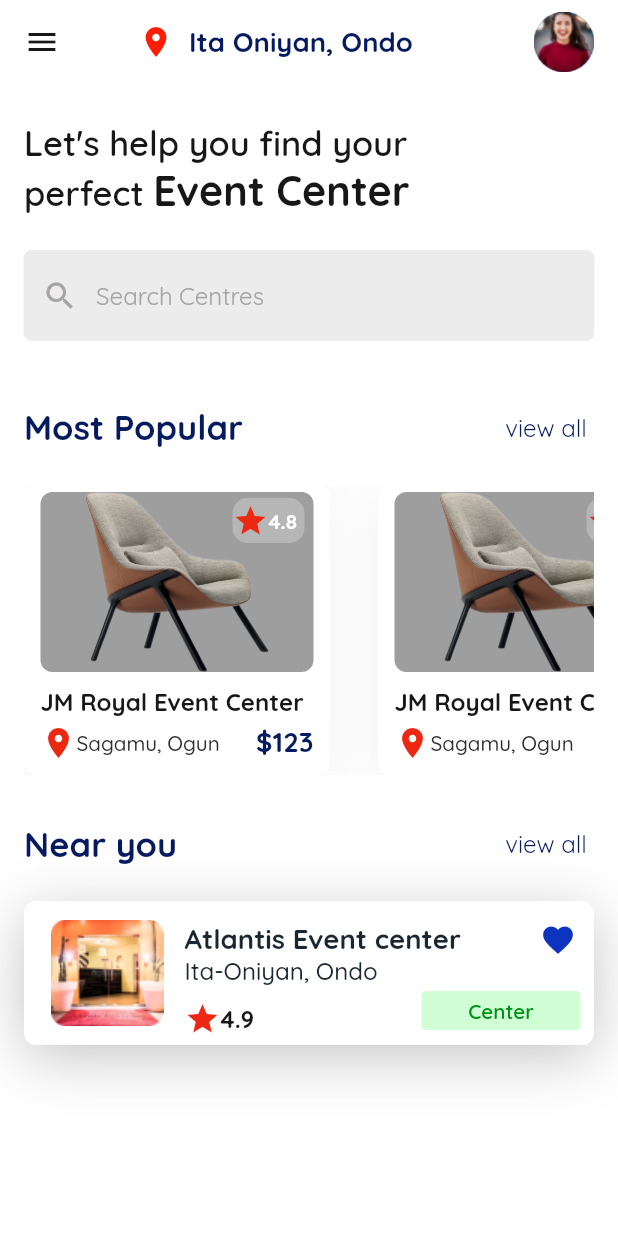
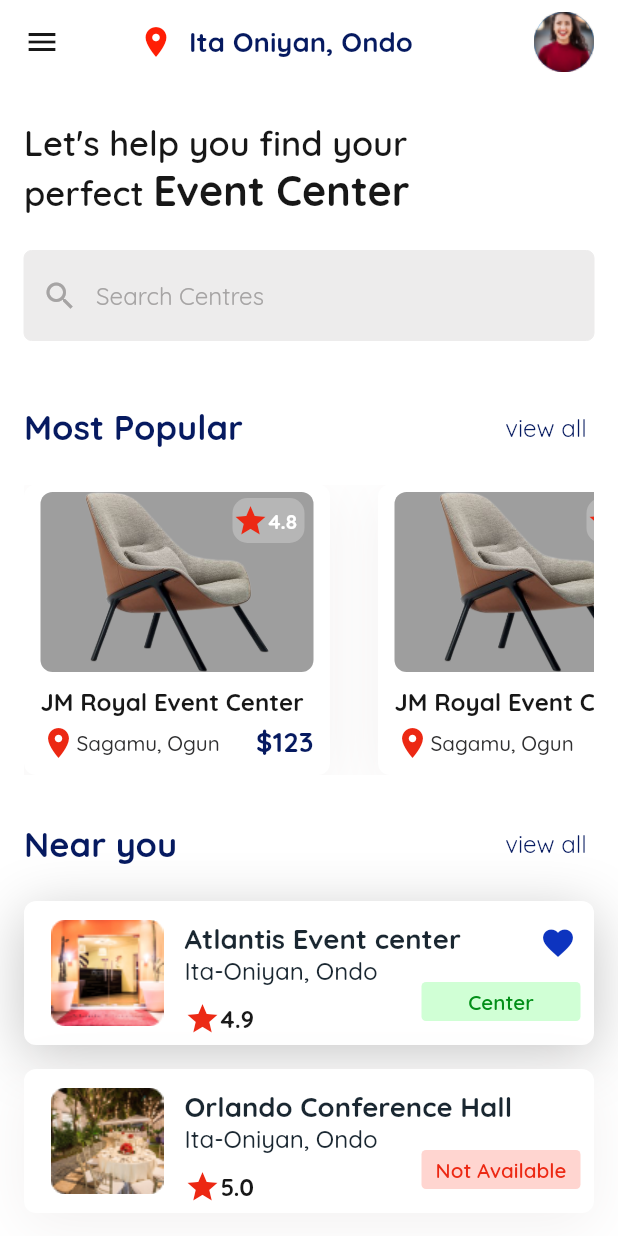
Before and after one commit to sobuur0/kumvent, a Flutter app: the HomePage screen opened directly, on a phone screen of 412 x 824 dp. Run offline on Flutter 3.47's test engine with Material 2 defaults, Android fonts, the phone set to English and light mode, and no system bars; our stand-ins replace flutter_screenutil, google_fonts.

Commit message:
complete homepage ui

```diff
--- a/lib/constants/colours.dart
+++ b/lib/constants/colours.dart
@@ -15,3 +15,5 @@ const kLeadingIconColor = Color(0xFF171717);
 const kEventCenterLocationColor = Color(0xFF2F2F30);
 const kCenterAvailableTextColor = Color(0xFF028F18);
 const kCenterAvailableIndicatorColor = Color(0xFFD0FFD5);
+const kCenterNotAvailableTextColor = Color(0xFFEC2813);
+const kCenterNotAvailableIndicatorColor = Color(0xFFFFD5D0);
--- a/lib/presentation/pages/homepage.dart
+++ b/lib/presentation/pages/homepage.dart
@@ -1,6 +1,7 @@
 import 'package:flutter/material.dart';
 import 'package:kumvent/constants/app_styles.dart';
 import 'package:kumvent/constants/colours.dart';
+import 'package:kumvent/presentation/widgets/near_you_widget.dart';
 
 class HomePage extends StatefulWidget {
   const HomePage({Key? key}) : super(key: key);
@@ -131,116 +132,21 @@ class _HomePageState extends State<HomePage> {
               rightText: 'view all',
             ),
             const Padding(padding: EdgeInsets.only(bottom: 14.0)),
-            Container(
-              height: 96.0,
-              decoration: BoxDecoration(
-                color: Colors.white,
-                borderRadius: BorderRadius.circular(8.0),
-                boxShadow: [
-                  BoxShadow(
-                    color:
-                        const Color.fromRGBO(23, 23, 23, 1).withOpacity(0.25),
-                    blurRadius: 32.0,
-                    offset: const Offset(0.0, 8.0),
-                  )
-                ],
-              ),
-              child: Stack(
-                children: [
-                  Row(
-                    children: [
-                      Padding(
-                        padding:
-                            const EdgeInsets.fromLTRB(18.0, 12.0, 14.0, 12.0),
-                        child: Image.asset('images/atlantis_center.png'),
-                      ),
-                      Column(
-                        crossAxisAlignment: CrossAxisAlignment.start,
-                        children: [
-                          const Padding(padding: EdgeInsets.only(top: 14.0)),
-                          Row(
-                            children: [
-                              Text(
-                                'Atlantis Event center',
-                                style: TextStyles.bold(
-                                  color: kNeutralColor,
-                                  fontSize: 16.0,
-                                ),
-                              ),
-                            ],
-                          ),
-                          Text(
-                            'Ita-Oniyan, Ondo',
-                            style: TextStyles.medium(
-                              color: kNeutralColor,
-                              fontSize: 14.0,
-                            ),
-                          ),
-                          const Padding(padding: EdgeInsets.only(bottom: 10.0)),
-                          Row(
-                            children: [
-                              const Icon(
-                                Icons.star,
-                                color: kSecondaryColor,
-                              ),
-                              Text(
-                                '4.9',
-                                style: TextStyles.bold(
-                                  color: kTextPrimaryColor,
-                                  fontSize: 14.0,
-                                ),
-                              ),
-                            ],
-                          ),
-                        ],
-                      ),
-                    ],
-                  ),
-                  Column(
-                    mainAxisAlignment: MainAxisAlignment.end,
-                    children: [
-                      const Align(
-                        alignment: Alignment.topRight,
-                        child: Padding(
-                          padding: EdgeInsets.symmetric(
-                            horizontal: 12.0,
-                            vertical: 14.0,
-                          ),
-                          child: Icon(
-                            Icons.favorite,
-                            color: Color(0xFF0D34BF),
-                          ),
-                        ),
-                      ),
-                      const Spacer(),
-                      Align(
-                        alignment: Alignment.bottomRight,
-                        child: Container(
-                          height: 26.0,
-                          width: 106.0,
-                          padding: const EdgeInsets.only(top: 5.0),
-                          margin: const EdgeInsets.only(
-                            right: 9.0,
-                            bottom: 10.0,
-                          ),
-                          decoration: BoxDecoration(
-                            color: kCenterAvailableIndicatorColor,
-                            borderRadius: BorderRadius.circular(3.0),
-                          ),
-                          child: Text(
-                            'Center Available',
-                            textAlign: TextAlign.center,
-                            style: TextStyles.semiBold(
-                              color: kCenterAvailableTextColor,
-                              fontSize: 12.0,
-                            ),
-                          ),
-                        ),
-                      ),
-                    ],
-                  ),
-                ],
-              ),
+            NearYouWidget(
+              image: 'images/atlantis_center.png',
+              centerName: 'Atlantis Event center',
+              centerLocation: 'Ita-Oniyan, Ondo',
+              centerRating: '4.9',
+              shadowColor: const Color(0xFF171717).withOpacity(0.25),
+              centerStatus: 'Center Available',
+            ),
+            const NearYouWidget(
+              image: 'images/orlando_hall.png',
+              centerName: 'Orlando Conference Hall',
+              centerLocation: 'Ita-Oniyan, Ondo',
+              centerRating: '5.0',
+              shadowColor:  Color(0xFFF3F1F1),
+              centerStatus: 'Not Available',
             ),
             const Padding(padding: EdgeInsets.only(bottom: 16.0)),
           ],
--- /dev/null
+++ b/lib/presentation/widgets/near_you_widget.dart
@@ -0,0 +1,142 @@
+import 'package:flutter/material.dart';
+import 'package:kumvent/constants/app_styles.dart';
+import 'package:kumvent/constants/colours.dart';
+
+class NearYouWidget extends StatelessWidget {
+  final String image;
+  final String centerName;
+  final String centerLocation;
+  final String centerRating;
+  final Color shadowColor;
+  final String centerStatus;
+
+  const NearYouWidget({
+    Key? key,
+    required this.image,
+    required this.centerName,
+    required this.centerLocation,
+    required this.centerRating,
+    required this.shadowColor,
+    required this.centerStatus,
+  }) : super(key: key);
+
+  @override
+  Widget build(BuildContext context) {
+    return Container(
+      height: 96.0,
+      margin: const EdgeInsets.only(bottom: 16.0),
+      decoration: BoxDecoration(
+        color: Colors.white,
+        borderRadius: BorderRadius.circular(8.0),
+        boxShadow: [
+          BoxShadow(
+            color: shadowColor,
+            blurRadius: 32.0,
+            offset: const Offset(0.0, 8.0),
+          )
+        ],
+      ),
+      child: Stack(
+        children: [
+          Row(
+            children: [
+              Padding(
+                padding: const EdgeInsets.fromLTRB(18.0, 12.0, 14.0, 12.0),
+                child: Image.asset(image),
+              ),
+              Column(
+                crossAxisAlignment: CrossAxisAlignment.start,
+                children: [
+                  const Padding(padding: EdgeInsets.only(top: 14.0)),
+                  Row(
+                    children: [
+                      Text(
+                        centerName,
+                        style: TextStyles.bold(
+                          color: kNeutralColor,
+                          fontSize: 16.0,
+                        ),
+                      ),
+                    ],
+                  ),
+                  Text(
+                    centerLocation,
+                    style: TextStyles.medium(
+                      color: kNeutralColor,
+                      fontSize: 14.0,
+                    ),
+                  ),
+                  const Padding(padding: EdgeInsets.only(bottom: 10.0)),
+                  Row(
+                    children: [
+                      const Icon(
+                        Icons.star,
+                        color: kSecondaryColor,
+                      ),
+                      Text(
+                        centerRating,
+                        style: TextStyles.bold(
+                          color: kTextPrimaryColor,
+                          fontSize: 14.0,
+                        ),
+                      ),
+                    ],
+                  ),
+                ],
+              ),
+            ],
+          ),
+          Column(
+            mainAxisAlignment: MainAxisAlignment.end,
+            children: [
+              centerStatus == 'Center Available'
+                  ? const Align(
+                      alignment: Alignment.topRight,
+                      child: Padding(
+                        padding: EdgeInsets.only(
+                          top: 16.0,
+                          right: 12.0,
+                        ),
+                        child: Icon(
+                          Icons.favorite,
+                          color: Color(0xFF0D34BF),
+                        ),
+                      ),
+                    )
+                  : const SizedBox.shrink(),
+              const Spacer(),
+              Align(
+                alignment: Alignment.bottomRight,
+                child: Container(
+                  height: 26.0,
+                  width: 106.0,
+                  padding: const EdgeInsets.only(top: 5.0),
+                  margin: const EdgeInsets.only(
+                    right: 9.0,
+                    bottom: 16.0,
+                  ),
+                  decoration: BoxDecoration(
+                    color: centerStatus == 'Center Available'
+                        ? kCenterAvailableIndicatorColor
+                        : kCenterNotAvailableIndicatorColor,
+                    borderRadius: BorderRadius.circular(3.0),
+                  ),
+                  child: Text(
+                    centerStatus,
+                    textAlign: TextAlign.center,
+                    style: TextStyles.semiBold(
+                      color: centerStatus == 'Center Available'
+                          ? kCenterAvailableTextColor
+                          : kCenterNotAvailableTextColor,
+                      fontSize: 12.0,
+                    ),
+                  ),
+                ),
+              ),
+            ],
+          ),
+        ],
+      ),
+    );
+  }
+}
```
